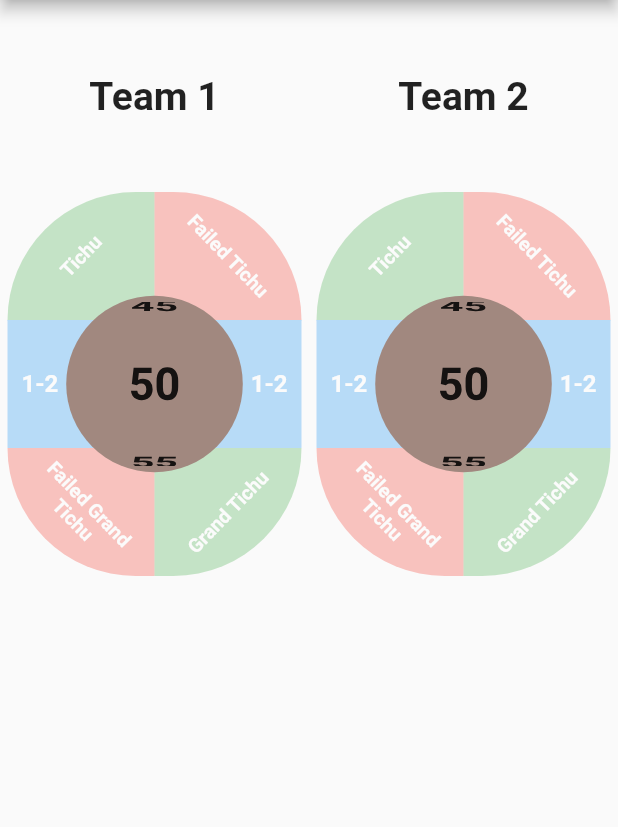
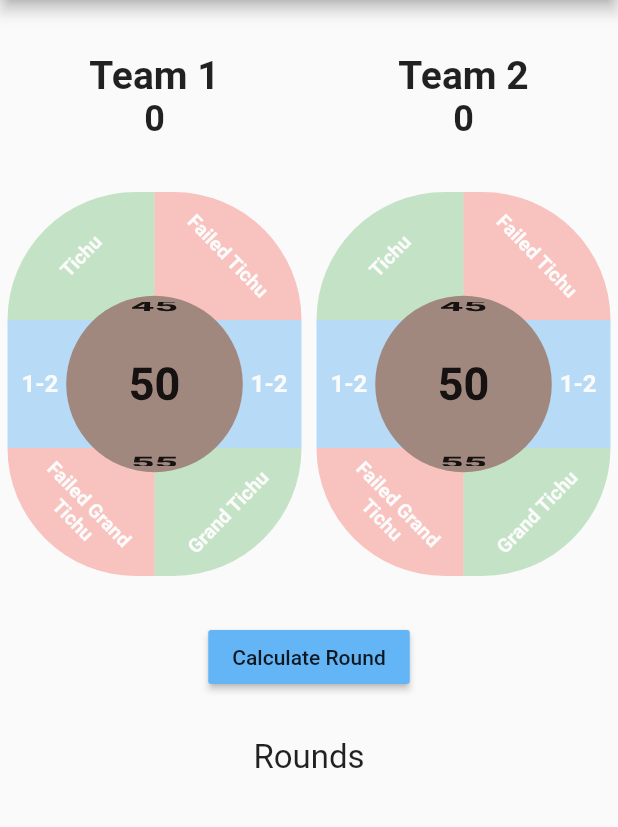
Before and after one commit to Dimitriscs1567/Tichu-Counter, a Flutter app: the screen it shows after launch, on a phone screen of 412 x 824 dp, the part 84-911 px from its top. Run offline on Flutter 3.47's test engine with Material 2 defaults, Android fonts, the light colour scheme and no system bars; missing offline and left inert: property_change_notifier; statements that could not run were skipped.

Commit message:
added a lot of stuff

```diff
--- a/lib/pages/home_page.dart
+++ b/lib/pages/home_page.dart
@@ -1,4 +1,5 @@
 import 'package:flutter/material.dart';
+import 'package:tichucounter/services/game.dart';
 import 'package:tichucounter/widgets/team_circle.dart';
 
 class HomePage extends StatefulWidget {
@@ -7,6 +8,16 @@ class HomePage extends StatefulWidget {
 }
 
 class _HomePageState extends State<HomePage> {
+  final Game game = Game();
+
+  @override
+  void initState() {
+    game.addListener((){
+      setState(() {});
+    }, ["TotalPoints"]);
+
+    super.initState();
+  }
 
   @override
   Widget build(BuildContext context) {
@@ -20,32 +31,134 @@ class _HomePageState extends State<HomePage> {
         children: <Widget>[
           Expanded(
             flex: 1,
+            child: _teamsInfo(),
+          ),
+          Expanded(
+            flex: 2,
+            child: _teamActions(),
+          ),
+          Expanded(
+            flex: 3,
+            child: Container(
+              alignment: Alignment.topCenter,
+              child: Column(
+                children: <Widget>[
+                  Container(
+                    margin: const EdgeInsets.symmetric(vertical: 30.0),
+                    child: RaisedButton(
+                      color: Colors.blue[300],
+                      onPressed: (){ game.setTotalPoints(); },
+                      child: Text("Calculate Round"),
+                    ),
+                  ),
+                  Container(
+                    margin: const EdgeInsets.only(bottom: 10.0),
+                    alignment: Alignment.center,
+                    child: Text("Rounds",
+                      style: TextStyle(fontSize: 22.0),
+                    ),
+                  ),
+                  Expanded(
+                    child: ListView(
+                      children: game.history.reversed.map((round){
+                        return Padding(
+                          padding: const EdgeInsets.symmetric(horizontal: 10.0, vertical: 3.0),
                           child: Row(
                             children: <Widget>[
+                              RichText(
+                                text: round["Round"] < 10 ? TextSpan(
+                                  text:'0',
+                                  style: TextStyle(fontSize: 20.0, color: Colors.white.withOpacity(0.0)),
+                                  children: <TextSpan>[
+                                    TextSpan(
+                                      text: round["Round"].toString() + '.',
+                                      style: TextStyle(fontSize: 20.0, color: Colors.black),
+                                    ),
+                                  ],
+                                ):
+                                TextSpan(
+                                  text: round["Round"].toString() + '.',
+                                  style: TextStyle(fontSize: 20.0, color: Colors.black),
+                                ) ,
+                              ),
                               Expanded(
-                  child: Text('Team 1',
+                                child: Text(round["Team 1"].toString(),
+                                  textAlign: TextAlign.center,
+                                  style: TextStyle(fontSize: 20.0),
+                                ),
+                              ),
+                              Expanded(
+                                child: Text(round["Team 2"].toString(),
+                                  textAlign: TextAlign.center,
+                                  style: TextStyle(fontSize: 20.0),
+                                ),
+                              ),
+                            ],
+                          ),
+                        );
+                      },).toList(),
+                    ),
+                  ),
+                ],
+              ),
+            ),
+          ),
+        ],
+      ),
+    );
+  }
+
+  Widget _teamsInfo(){
+    return Row(
+      children: <Widget>[
+        Expanded(
+          child: Column(
+            mainAxisAlignment: MainAxisAlignment.center,
+            children: <Widget>[
+              Text('Team 1',
                 style: TextStyle(
                   fontSize: 26.0,
                   fontWeight: FontWeight.bold,
                 ),
                 textAlign: TextAlign.center,
               ),
+              Text(game.getTotalPoints("Team 1").toString(),
+                style: TextStyle(
+                  fontSize: 24.0,
+                  fontWeight: FontWeight.bold,
+                ),
+                textAlign: TextAlign.center,
+              ),
+            ],
+          ),
         ),
         Expanded(
-                  child: Text('Team 2',
+          child: Column(
+            mainAxisAlignment: MainAxisAlignment.center,
+            children: <Widget>[
+              Text('Team 2',
                 style: TextStyle(
                   fontSize: 26.0,
                   fontWeight: FontWeight.bold,
                 ),
                 textAlign: TextAlign.center,
               ),
+              Text(game.getTotalPoints("Team 2").toString(),
+                style: TextStyle(
+                  fontSize: 24.0,
+                  fontWeight: FontWeight.bold,
+                ),
+                textAlign: TextAlign.center,
+              ),
+            ],
+          ),
         )
       ],
-            ),
-          ),
-          Expanded(
-            flex: 2,
-            child: Row(
+    );
+  }
+
+  Widget _teamActions(){
+    return Row(
       crossAxisAlignment: CrossAxisAlignment.center,
       children: <Widget>[
         Expanded(
@@ -61,16 +174,6 @@ class _HomePageState extends State<HomePage> {
           ),
         ),
       ],
-            ),
-          ),
-          Expanded(
-            flex: 3,
-            child: Container(
-              alignment: Alignment.center,
-            ),
-          ),
-        ],
-      ),
     );
   }
 }
--- /dev/null
+++ b/lib/services/utils.dart
@@ -0,0 +1,10 @@
+class Utils {
+
+  static int pointsToIndex(int points){
+    return (points/5 + 5).floor();
+  }
+
+  static int indexToPoints(int index){
+    return (index*5 - 25);
+  }
+}
--- a/lib/widgets/team_circle.dart
+++ b/lib/widgets/team_circle.dart
@@ -1,5 +1,6 @@
 import 'package:flutter/material.dart';
 import 'package:tichucounter/services/game.dart';
+import 'package:tichucounter/services/utils.dart';
 import 'package:tichucounter/widgets/circle_button.dart';
 
 class TeamCircle extends StatefulWidget {
@@ -16,7 +17,7 @@ class TeamCircle extends StatefulWidget {
 class _TeamCircleState extends State<TeamCircle> {
   final Game game = Game();
   final FixedExtentScrollController scrollController = FixedExtentScrollController(
-    initialItem: 10
+    initialItem: 15
   );
 
   @override
@@ -29,7 +30,7 @@ class _TeamCircleState extends State<TeamCircle> {
         int points = 100 - game.getRoundState(widget.enemyTeam, 'Points');
 
         scrollController.animateToItem(
-          (points/5).floor(),
+          Utils.pointsToIndex(points),
           duration: Duration(milliseconds: 100),
           curve: Curves.linear,
         );
@@ -174,18 +175,19 @@ class _TeamCircleState extends State<TeamCircle> {
               controller: scrollController,
               itemExtent: size / 2,
               diameterRatio: 1.2,
-              onSelectedItemChanged: (value){
-                if(value*5 != game.getRoundState(widget.team, "Points")){
-                  game.setRoundState(widget.team, "Points", value*5);
+              onSelectedItemChanged: (index){
+                int points = Utils.indexToPoints(index);
+                if(points != game.getRoundState(widget.team, "Points")){
+                  game.setRoundState(widget.team, "Points", points);
                 }
               },
-              children: List.generate(21, (index) => index*5).map((number){
+              children: List.generate(31, (index) => Utils.indexToPoints(index)).map((number){
                 return Center(
                   child: Text(number.toString(),
                     style: TextStyle(fontSize: 30.0, fontWeight: FontWeight.bold),
                   ),
                 );
-              }).toList(),
+              },).toList(),
             ),
           ),
         ),
```
Also changed, not shown: lib/services/game.dart (+71 -0 lines). Lines whose indentation alone changed are shown as unchanged.
